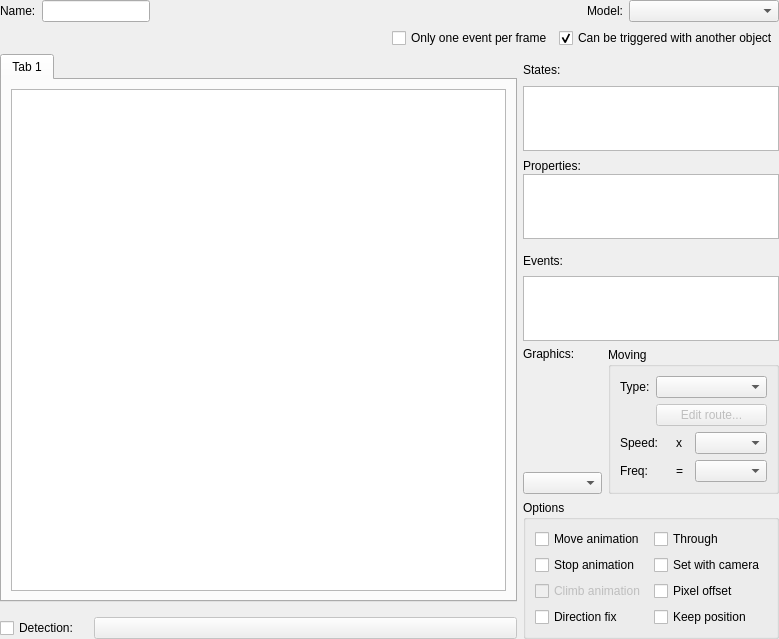
RPG-Paper-Maker/RPG-Paper-Maker, file Editor/CustomWidgets/panelobject.ui: the form before one commit.
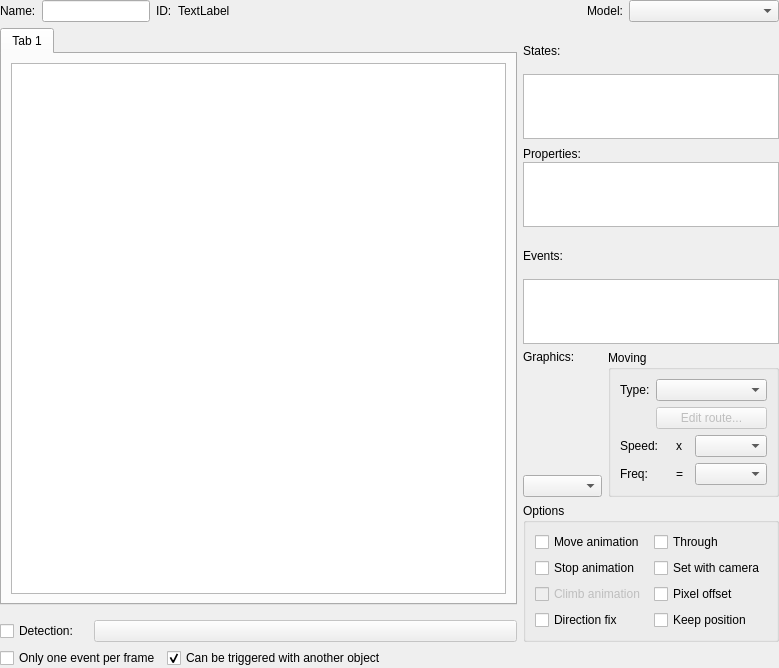
The form after the commit. Custom widgets are drawn as their Qt base class.

Commit message: [FIX] Object linking issue: checking define a hero and copy/paste possible issue

Diff of the .ui file:
```diff
--- a/Editor/CustomWidgets/panelobject.ui
+++ b/Editor/CustomWidgets/panelobject.ui
@@ -7,7 +7,7 @@
     <x>0</x>
     <y>0</y>
     <width>779</width>
-    <height>639</height>
+    <height>668</height>
    </rect>
   </property>
   <property name="windowTitle">
@@ -27,9 +27,9 @@
     <number>0</number>
    </property>
    <item row="0" column="0">
-    <layout class="QVBoxLayout" name="verticalLayout_8" stretch="0,0,1">
+    <layout class="QVBoxLayout" name="verticalLayout_8" stretch="0,1,0">
      <item>
-      <layout class="QHBoxLayout" name="horizontalLayout" stretch="0,0,1,0,0">
+      <layout class="QHBoxLayout" name="horizontalLayout" stretch="0,0,0,0,1,0,0">
        <item>
         <widget class="QLabel" name="labelName">
          <property name="text">
@@ -40,6 +40,20 @@
        <item>
         <widget class="QLineEdit" name="lineEditName"/>
        </item>
+       <item>
+        <widget class="QLabel" name="label">
+         <property name="text">
+          <string>ID:</string>
+         </property>
+        </widget>
+       </item>
+       <item>
+        <widget class="QLabel" name="labelID">
+         <property name="text">
+          <string>TextLabel</string>
+         </property>
+        </widget>
+       </item>
        <item>
         <spacer name="horizontalSpacer">
          <property name="orientation">
@@ -81,40 +95,6 @@
        </item>
       </layout>
      </item>
-     <item>
-      <layout class="QHBoxLayout" name="horizontalLayout_4" stretch="1,0,0">
-       <item>
-        <spacer name="horizontalSpacer_2">
-         <property name="orientation">
-          <enum>Qt::Horizontal</enum>
-         </property>
-         <property name="sizeHint" stdset="0">
-          <size>
-           <width>40</width>
-           <height>20</height>
-          </size>
-         </property>
-        </spacer>
-       </item>
-       <item>
-        <widget class="QCheckBox" name="checkBoxOneEventPerFrame">
-         <property name="text">
-          <string>Only one event per frame</string>
-         </property>
-        </widget>
-       </item>
-       <item>
-        <widget class="QCheckBox" name="checkBoxCanBeTriggeredAnotherObject">
-         <property name="text">
-          <string>Can be triggered with another object</string>
-         </property>
-         <property name="checked">
-          <bool>true</bool>
-         </property>
-        </widget>
-       </item>
-      </layout>
-     </item>
      <item>
       <layout class="QHBoxLayout" name="horizontalLayout_3" stretch="1,0">
        <property name="spacing">
@@ -458,6 +438,40 @@
        </item>
       </layout>
      </item>
+     <item>
+      <layout class="QHBoxLayout" name="horizontalLayout_4" stretch="0,0,1">
+       <item>
+        <widget class="QCheckBox" name="checkBoxOneEventPerFrame">
+         <property name="text">
+          <string>Only one event per frame</string>
+         </property>
+        </widget>
+       </item>
+       <item>
+        <widget class="QCheckBox" name="checkBoxCanBeTriggeredAnotherObject">
+         <property name="text">
+          <string>Can be triggered with another object</string>
+         </property>
+         <property name="checked">
+          <bool>true</bool>
+         </property>
+        </widget>
+       </item>
+       <item>
+        <spacer name="horizontalSpacer_2">
+         <property name="orientation">
+          <enum>Qt::Horizontal</enum>
+         </property>
+         <property name="sizeHint" stdset="0">
+          <size>
+           <width>40</width>
+           <height>20</height>
+          </size>
+         </property>
+        </spacer>
+       </item>
+      </layout>
+     </item>
     </layout>
    </item>
   </layout>
```
The commit also changes 12 other files.
